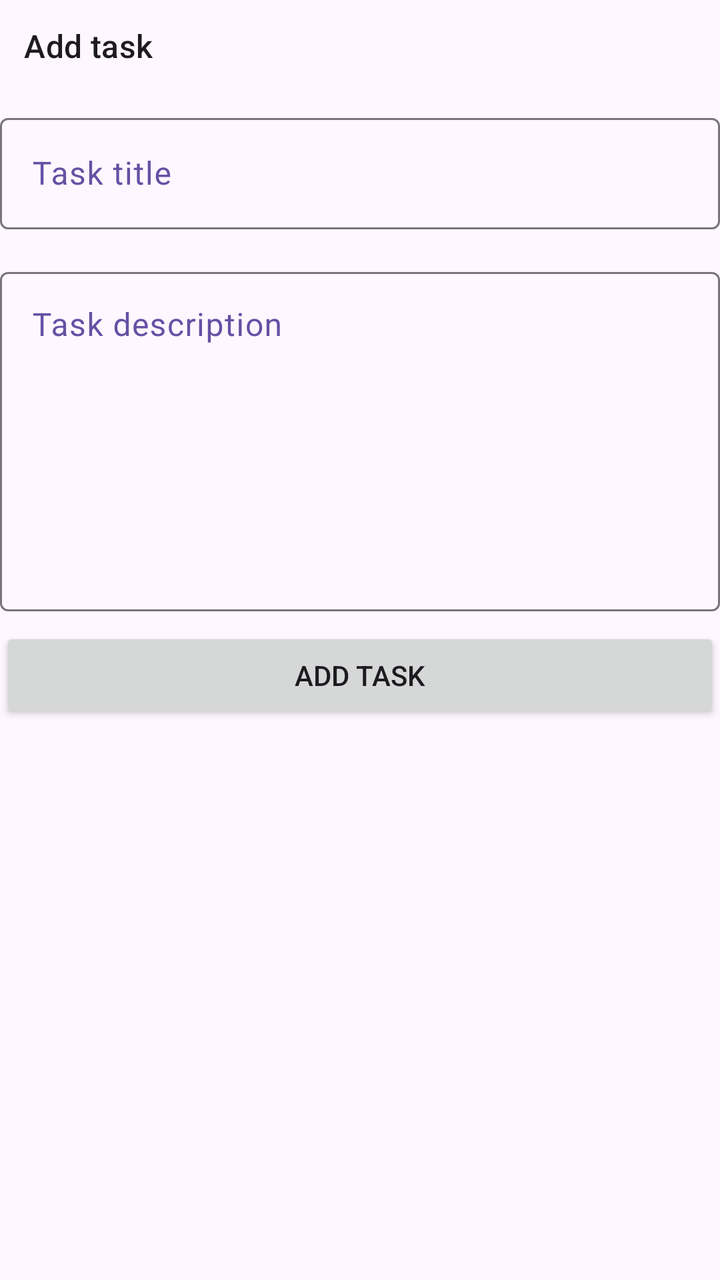
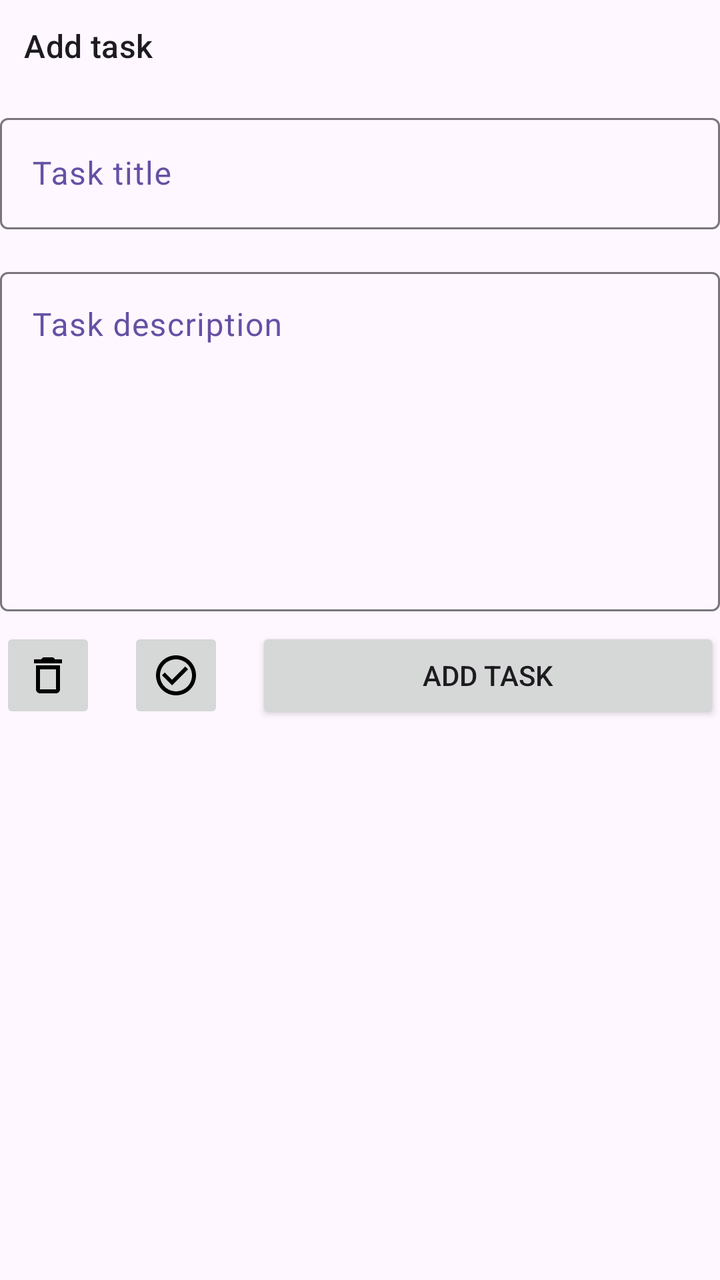

Compare the two renders of this Android layout. The source of the first and the diff that turns it into the second are given below.
<!-- AndroidManifest.xml: application theme Theme.IDEAManager -->
<!-- res/layout/fragment_add_edit_task_dialog.xml -->
<?xml version="1.0" encoding="utf-8"?>
<LinearLayout xmlns:android="http://schemas.android.com/apk/res/android"
    xmlns:tools="http://schemas.android.com/tools"
    android:layout_width="match_parent"
    android:layout_height="wrap_content"
    xmlns:app="http://schemas.android.com/apk/res-auto"
    android:orientation="vertical"
    android:layout_margin="@dimen/spacing_16"
    tools:context=".ui.AddEditTaskDialogFragment">


    <TextView
        android:layout_width="match_parent"
        android:layout_height="wrap_content"
        android:text="@string/add_task"
        android:textAlignment="center"
        android:padding="@dimen/spacing_12"
        style="@style/TextAppearance.Material3.TitleMedium"/>

    <com.google.android.material.textfield.TextInputLayout
        android:id="@+id/til_title"
        android:layout_width="match_parent"
        android:layout_height="wrap_content"
        android:layout_marginVertical="@dimen/spacing_8"
        android:hint="@string/task_title"
        app:boxBackgroundMode="outline"
        android:textColorHint="?colorPrimary">
        <com.google.android.material.textfield.TextInputEditText
            android:id="@+id/et_title"
            android:layout_width="match_parent"
            android:layout_height="wrap_content"
            android:imeOptions="actionNext"
            android:tooltipText="Task title"/>
    </com.google.android.material.textfield.TextInputLayout>

    <com.google.android.material.textfield.TextInputLayout
        android:id="@+id/til_description"
        android:layout_width="match_parent"
        android:layout_height="wrap_content"
        android:layout_marginVertical="@dimen/spacing_8"
        android:hint="@string/task_description"
        app:boxBackgroundMode="outline"
        android:textColorHint="?colorPrimary">
        <com.google.android.material.textfield.TextInputEditText
            android:id="@+id/et_description"
            android:layout_width="match_parent"
            android:gravity="top"
            android:layout_height="wrap_content"
            android:imeOptions="actionNext"
            android:minLines="7"
            android:tooltipText="Task description"/>
    </com.google.android.material.textfield.TextInputLayout>

    <LinearLayout
        android:layout_width="match_parent"
        android:layout_height="wrap_content"
        android:orientation="horizontal"
        android:gravity="end">

        <ImageButton
            android:id="@+id/btn_delete"
            android:visibility="gone"
            android:layout_width="@dimen/clickable_large"
            android:layout_height="@dimen/clickable_large"
            android:layout_marginEnd="@dimen/spacing_16"
            android:contentDescription="@string/delete_task"
            android:src="@drawable/ic_baseline_add_24"/>

        <ImageButton
            android:id="@+id/btn_toggle"
            android:visibility="gone"
            android:layout_width="@dimen/clickable_large"
            android:layout_height="@dimen/clickable_large"
            android:layout_marginEnd="@dimen/spacing_16"
            android:contentDescription="@string/toggle_task"
            android:src="@drawable/ic_baseline_add_24"/>

        <Button
            android:id="@+id/btn_save"
            android:layout_width="0dp"
            android:layout_weight="1"
            android:layout_height="wrap_content"
            android:text="@string/add_task"/>

    </LinearLayout>

</LinearLayout>
<!-- resources referenced by this layout -->
<resources>
  <dimen name="clickable_large">48dp</dimen>
  <dimen name="spacing_12">12dp</dimen>
  <dimen name="spacing_16">16dp</dimen>
  <dimen name="spacing_8">8dp</dimen>
  <!-- drawable ic_baseline_add_24 (drawable) -->
  <vector xmlns:android="http://schemas.android.com/apk/res/android" android:height="24dp" android:tint="#000000" android:viewportHeight="24" android:viewportWidth="24" android:width="24dp">
        
      <path android:fillColor="@android:color/white" android:pathData="M19,13h-6v6h-2v-6H5v-2h6V5h2v6h6v2z"/>
      
  </vector>
  <string name="add_task">Add task</string>
  <string name="delete_task">Delete \ntask</string>
  <string name="task_description">Task description</string>
  <string name="task_title">Task title</string>
  <string name="toggle_task">Toggle task\n</string>
  <style name="Theme.IDEAManager" parent="Base.Theme.IDEAManager" />
  <style name="Base.Theme.IDEAManager" parent="Theme.Material3.DayNight.NoActionBar">
          
          
      </style>
</resources>

<!-- the commit's change to res/layout/fragment_add_edit_task_dialog.xml (unified diff, before → after) -->
@@ -59,21 +59,21 @@
 
         <ImageButton
             android:id="@+id/btn_delete"
-            android:visibility="gone"
+            android:visibility="visible"
             android:layout_width="@dimen/clickable_large"
             android:layout_height="@dimen/clickable_large"
             android:layout_marginEnd="@dimen/spacing_16"
             android:contentDescription="@string/delete_task"
-            android:src="@drawable/ic_baseline_add_24"/>
+            android:src="@drawable/ic_baseline_delete_outline_24"/>
 
         <ImageButton
             android:id="@+id/btn_toggle"
-            android:visibility="gone"
+            android:visibility="visible"
             android:layout_width="@dimen/clickable_large"
             android:layout_height="@dimen/clickable_large"
             android:layout_marginEnd="@dimen/spacing_16"
             android:contentDescription="@string/toggle_task"
-            android:src="@drawable/ic_baseline_add_24"/>
+            android:src="@drawable/ic_baseline_check_circle_outline_24"/>
 
         <Button
             android:id="@+id/btn_save"
<!-- resource entries referenced after the edit -->
@@ -4,10 +4,16 @@
   <dimen name="spacing_12">12dp</dimen>
   <dimen name="spacing_16">16dp</dimen>
   <dimen name="spacing_8">8dp</dimen>
-  <!-- drawable ic_baseline_add_24 (drawable) -->
+  <!-- drawable ic_baseline_check_circle_outline_24 (drawable) -->
   <vector xmlns:android="http://schemas.android.com/apk/res/android" android:height="24dp" android:tint="#000000" android:viewportHeight="24" android:viewportWidth="24" android:width="24dp">
         
-      <path android:fillColor="@android:color/white" android:pathData="M19,13h-6v6h-2v-6H5v-2h6V5h2v6h6v2z"/>
+      <path android:fillColor="@android:color/white" android:pathData="M16.59,7.58L10,14.17l-3.59,-3.58L5,12l5,5 8,-8zM12,2C6.48,2 2,6.48 2,12s4.48,10 10,10 10,-4.48 10,-10S17.52,2 12,2zM12,20c-4.42,0 -8,-3.58 -8,-8s3.58,-8 8,-8 8,3.58 8,8 -3.58,8 -8,8z"/>
+      
+  </vector>
+  <!-- drawable ic_baseline_delete_outline_24 (drawable) -->
+  <vector xmlns:android="http://schemas.android.com/apk/res/android" android:height="24dp" android:tint="#000000" android:viewportHeight="24" android:viewportWidth="24" android:width="24dp">
+        
+      <path android:fillColor="@android:color/white" android:pathData="M6,19c0,1.1 0.9,2 2,2h8c1.1,0 2,-0.9 2,-2L18,7L6,7v12zM8,9h8v10L8,19L8,9zM15.5,4l-1,-1h-5l-1,1L5,4v2h14L19,4z"/>
       
   </vector>
   <string name="add_task">Add task</string>
